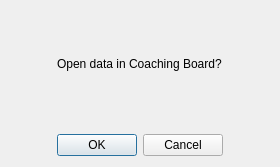
The window that ui/dialogs/open_board.ui (elian-olbz/mlbb-drafting-and-simulation-tools) describes before a commit, drawn with Qt 5.
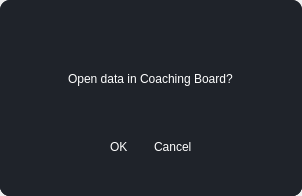
The same window after the commit. Icons and pictures are not drawn.

Commit message: added custom title bar to all pages and dialogs. rounded edges for pages still not polished

What changed in the file:
```diff
--- a/ui/dialogs/open_board.ui
+++ b/ui/dialogs/open_board.ui
@@ -6,14 +6,17 @@
    <rect>
     <x>0</x>
     <y>0</y>
-    <width>280</width>
-    <height>167</height>
+    <width>302</width>
+    <height>196</height>
    </rect>
   </property>
   <property name="windowTitle">
    <string>Dialog</string>
   </property>
   <layout class="QVBoxLayout" name="verticalLayout">
+   <property name="spacing">
+    <number>0</number>
+   </property>
    <property name="leftMargin">
     <number>0</number>
    </property>
@@ -23,29 +26,260 @@
    <property name="rightMargin">
     <number>0</number>
    </property>
+   <property name="bottomMargin">
+    <number>0</number>
+   </property>
    <item>
-    <widget class="QWidget" name="widget" native="true">
+    <widget class="QFrame" name="drop_shadow">
+     <property name="styleSheet">
+      <string notr="true">background-color: qlineargradient(spread:pad, x1:0, y1:0, x2:1, y2:1, stop:0 rgba(35, 39, 46, 1), stop:0.521368 rgba(31, 35, 42, 1));
+border-radius: 10px;</string>
+     </property>
+     <property name="frameShape">
+      <enum>QFrame::StyledPanel</enum>
+     </property>
+     <property name="frameShadow">
+      <enum>QFrame::Raised</enum>
+     </property>
      <layout class="QVBoxLayout" name="verticalLayout_2">
-      <item alignment="Qt::AlignHCenter|Qt::AlignVCenter">
-       <widget class="QLabel" name="label">
-        <property name="text">
-         <string>Open data in Coaching Board?</string>
+      <property name="spacing">
+       <number>0</number>
+      </property>
+      <property name="leftMargin">
+       <number>0</number>
+      </property>
+      <property name="topMargin">
+       <number>0</number>
+      </property>
+      <property name="rightMargin">
+       <number>0</number>
+      </property>
+      <property name="bottomMargin">
+       <number>0</number>
+      </property>
+      <item>
+       <widget class="QWidget" name="main_widget" native="true">
+        <property name="styleSheet">
+         <string notr="true">*{
+border:none;
+background-color:transparent;
+background:transparent;
+padding:0;
+margin:0;
+color:#fff
+}
+#main_widget{
+background-color:#1f232a;
+}
+
+QPushButton{
+text-align:left;
+padding: 5px 10px;
+border-top-left-radius: 10px;
+border-bottom-left-radius: 10px;
+}</string>
         </property>
+        <layout class="QVBoxLayout" name="verticalLayout_3">
+         <property name="spacing">
+          <number>0</number>
+         </property>
+         <property name="leftMargin">
+          <number>0</number>
+         </property>
+         <property name="topMargin">
+          <number>0</number>
+         </property>
+         <property name="rightMargin">
+          <number>0</number>
+         </property>
+         <property name="bottomMargin">
+          <number>0</number>
+         </property>
+         <item>
+          <widget class="QFrame" name="exit_frame">
+           <property name="minimumSize">
+            <size>
+             <width>0</width>
+             <height>0</height>
+            </size>
+           </property>
+           <property name="maximumSize">
+            <size>
+             <width>16777215</width>
+             <height>40</height>
+            </size>
+           </property>
+           <property name="frameShape">
+            <enum>QFrame::StyledPanel</enum>
+           </property>
+           <property name="frameShadow">
+            <enum>QFrame::Raised</enum>
+           </property>
+           <layout class="QVBoxLayout" name="verticalLayout_4">
+            <property name="spacing">
+             <number>0</number>
+            </property>
+            <property name="leftMargin">
+             <number>0</number>
+            </property>
+            <property name="topMargin">
+             <number>0</number>
+            </property>
+            <property name="rightMargin">
+             <number>0</number>
+            </property>
+            <property name="bottomMargin">
+             <number>0</number>
+            </property>
+            <item alignment="Qt::AlignRight|Qt::AlignTop">
+             <widget class="QPushButton" name="exit_button_2">
+              <property name="text">
+               <string/>
+              </property>
+              <property name="icon">
+               <iconset resource="../rsc.qrc">
+                <normaloff>:/icons/icons/x.svg</normaloff>:/icons/icons/x.svg</iconset>
+              </property>
+              <property name="iconSize">
+               <size>
+                <width>16</width>
+                <height>16</height>
+               </size>
+              </property>
+             </widget>
+            </item>
+           </layout>
+          </widget>
+         </item>
+         <item alignment="Qt::AlignHCenter">
+          <widget class="QWidget" name="widget_2" native="true">
+           <layout class="QVBoxLayout" name="verticalLayout_5">
+            <item>
+             <widget class="QLabel" name="label">
+              <property name="text">
+               <string>Open data in Coaching Board?</string>
+              </property>
+             </widget>
+            </item>
+           </layout>
+          </widget>
+         </item>
+         <item>
+          <widget class="QFrame" name="bottom_frame">
+           <property name="frameShape">
+            <enum>QFrame::StyledPanel</enum>
+           </property>
+           <property name="frameShadow">
+            <enum>QFrame::Raised</enum>
+           </property>
+           <layout class="QVBoxLayout" name="verticalLayout_6">
+            <property name="spacing">
+             <number>0</number>
+            </property>
+            <property name="leftMargin">
+             <number>0</number>
+            </property>
+            <property name="topMargin">
+             <number>0</number>
+            </property>
+            <property name="rightMargin">
+             <number>0</number>
+            </property>
+            <property name="bottomMargin">
+             <number>0</number>
+            </property>
+            <item alignment="Qt::AlignHCenter">
+             <widget class="QFrame" name="button_frame">
+              <property name="frameShape">
+               <enum>QFrame::StyledPanel</enum>
+              </property>
+              <property name="frameShadow">
+               <enum>QFrame::Raised</enum>
+              </property>
+              <layout class="QHBoxLayout" name="horizontalLayout">
+               <item>
+                <widget class="QDialogButtonBox" name="buttonBox">
+                 <property name="orientation">
+                  <enum>Qt::Horizontal</enum>
+                 </property>
+                 <property name="standardButtons">
+                  <set>QDialogButtonBox::Cancel|QDialogButtonBox::Ok</set>
+                 </property>
+                </widget>
+               </item>
+              </layout>
+             </widget>
+            </item>
+            <item>
+             <widget class="QFrame" name="grip">
+              <property name="maximumSize">
+               <size>
+                <width>16777215</width>
+                <height>20</height>
+               </size>
+              </property>
+              <property name="styleSheet">
+               <string notr="true">background-color:#1f232a;</string>
+              </property>
+              <property name="frameShape">
+               <enum>QFrame::NoFrame</enum>
+              </property>
+              <property name="frameShadow">
+               <enum>QFrame::Raised</enum>
+              </property>
+              <layout class="QVBoxLayout" name="verticalLayout_12">
+               <property name="spacing">
+                <number>0</number>
+               </property>
+               <property name="leftMargin">
+                <number>0</number>
+               </property>
+               <property name="topMargin">
+                <number>0</number>
+               </property>
+               <property name="rightMargin">
+                <number>10</number>
+               </property>
+               <property name="bottomMargin">
+                <number>10</number>
+               </property>
+               <item alignment="Qt::AlignRight">
+                <widget class="QFrame" name="frame_grip_2">
+                 <property name="minimumSize">
+                  <size>
+                   <width>15</width>
+                   <height>15</height>
+                  </size>
+                 </property>
+                 <property name="maximumSize">
+                  <size>
+                   <width>30</width>
+                   <height>30</height>
+                  </size>
+                 </property>
+                 <property name="styleSheet">
+                  <string notr="true">padding: 5px;</string>
+                 </property>
+                 <property name="frameShape">
+                  <enum>QFrame::StyledPanel</enum>
+                 </property>
+                 <property name="frameShadow">
+                  <enum>QFrame::Raised</enum>
+                 </property>
+                </widget>
+               </item>
+              </layout>
+             </widget>
+            </item>
+           </layout>
+          </widget>
+         </item>
+        </layout>
        </widget>
       </item>
      </layout>
     </widget>
    </item>
-   <item alignment="Qt::AlignHCenter">
-    <widget class="QDialogButtonBox" name="buttonBox">
-     <property name="orientation">
-      <enum>Qt::Horizontal</enum>
-     </property>
-     <property name="standardButtons">
-      <set>QDialogButtonBox::Cancel|QDialogButtonBox::Ok</set>
-     </property>
-    </widget>
-   </item>
   </layout>
  </widget>
  <resources/>
```
Left out of the diff: 4 changed lines with no effect on the pictures. The commit also changes 19 other files.
